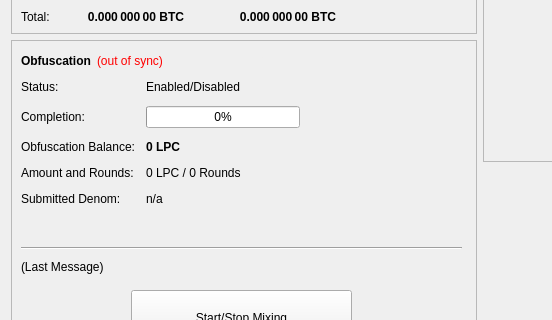
Before: the Qt Designer form src/qt/forms/overviewpage.ui in PayQ/PayValinorCoin, drawn with Qt 5; both pictures show x 0 to 552 and y 182 to 502 of the 960 by 615 pixel window.
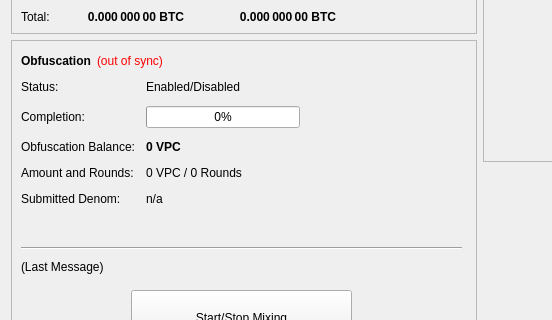
After: the same form once the commit is applied.

Diff of the .ui file:
```diff
--- a/src/qt/forms/overviewpage.ui
+++ b/src/qt/forms/overviewpage.ui
@@ -474,7 +474,7 @@
               </font>
              </property>
              <property name="text">
-              <string notr="true">0 LPC</string>
+              <string notr="true">0 VPC</string>
              </property>
             </widget>
            </item>
@@ -488,7 +488,7 @@
            <item row="3" column="1">
             <widget class="QLabel" name="labelAmountRounds">
              <property name="text">
-              <string>0 LPC / 0 Rounds</string>
+              <string>0 VPC / 0 Rounds</string>
              </property>
             </widget>
            </item>
```
